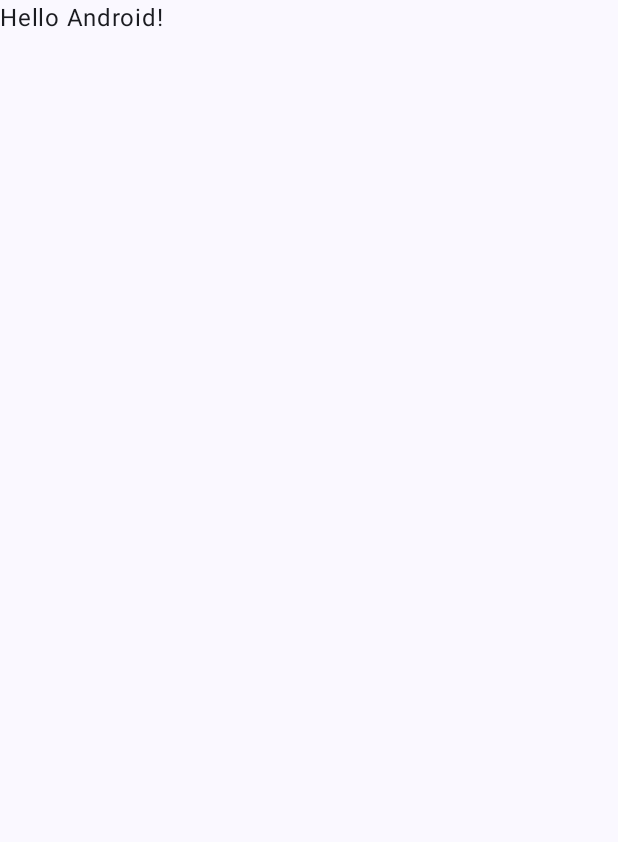
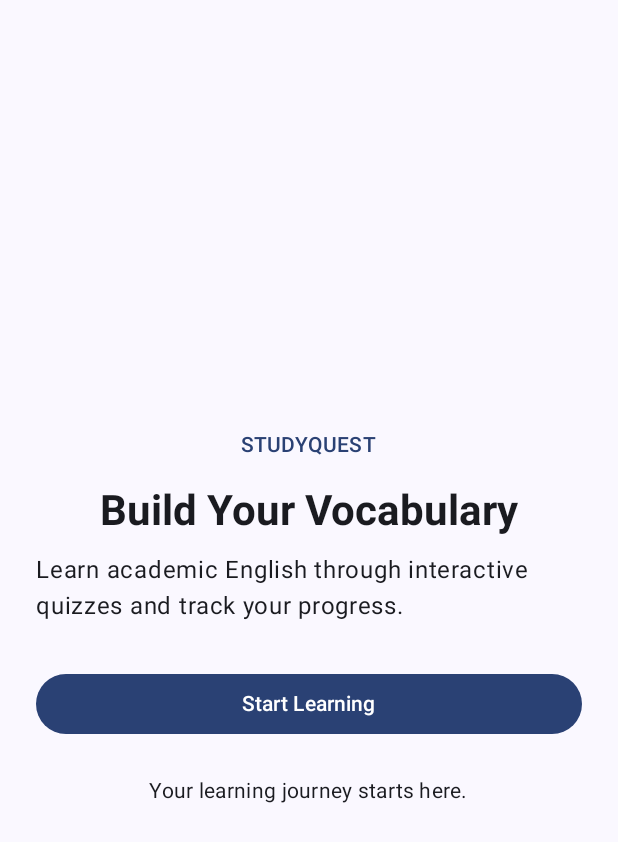
Before and after one commit to Sunghayo/CP3406-StudyQuest, an Android app built with Jetpack Compose: the screen it shows after launch (MainActivity), on a phone screen of 412 x 824 dp. Before the commit the part shown is almost empty. Shown: the top 842 px of the screen. Run offline under Robolectric (Android 15) with nearby library versions, the phone set to English and light mode, and no system bars.

Commit message:
Add StudyQuest landing screen

```diff
--- a/app/src/main/java/com/example/studyquest/MainActivity.kt
+++ b/app/src/main/java/com/example/studyquest/MainActivity.kt
@@ -1,3 +1,4 @@
+
 package com.example.studyquest
 
 import android.os.Bundle
@@ -7,21 +8,28 @@ import androidx.activity.enableEdgeToEdge
 import androidx.compose.foundation.layout.fillMaxSize
 import androidx.compose.foundation.layout.padding
 import androidx.compose.material3.Scaffold
-import androidx.compose.material3.Text
 import androidx.compose.runtime.Composable
 import androidx.compose.ui.Modifier
 import androidx.compose.ui.tooling.preview.Preview
+import com.example.studyquest.ui.home.LandingScreen
 import com.example.studyquest.ui.theme.StudyQuestTheme
 
 class MainActivity : ComponentActivity() {
+
     override fun onCreate(savedInstanceState: Bundle?) {
         super.onCreate(savedInstanceState)
         enableEdgeToEdge()
+
         setContent {
             StudyQuestTheme {
-                Scaffold(modifier = Modifier.fillMaxSize()) { innerPadding ->
-                    Greeting(
-                        name = "Android",
+                Scaffold(
+                    modifier = Modifier.fillMaxSize()
+                ) { innerPadding ->
+
+                    LandingScreen(
+                        onStartLearning = {
+                            // Navigation will be implemented next.
+                        },
                         modifier = Modifier.padding(innerPadding)
                     )
                 }
@@ -30,18 +38,12 @@ class MainActivity : ComponentActivity() {
     }
 }
 
-@Composable
-fun Greeting(name: String, modifier: Modifier = Modifier) {
-    Text(
-        text = "Hello $name!",
-        modifier = modifier
-    )
-}
-
 @Preview(showBackground = true)
 @Composable
-fun GreetingPreview() {
+fun LandingScreenPreview() {
     StudyQuestTheme {
-        Greeting("Android")
+        LandingScreen(
+            onStartLearning = {}
+        )
     }
 }
--- /dev/null
+++ b/app/src/main/java/com/example/studyquest/ui/home/LandingScreen.kt
@@ -0,0 +1,61 @@
+
+package com.example.studyquest.ui.home
+
+import androidx.compose.foundation.layout.*
+import androidx.compose.material3.*
+import androidx.compose.runtime.Composable
+import androidx.compose.ui.Alignment
+import androidx.compose.ui.Modifier
+import androidx.compose.ui.text.font.FontWeight
+import androidx.compose.ui.unit.dp
+
+@Composable
+fun LandingScreen(
+    onStartLearning: () -> Unit,
+    modifier: Modifier = Modifier
+) {
+    Column(
+        modifier = modifier
+            .fillMaxSize()
+            .padding(24.dp),
+        verticalArrangement = Arrangement.Center,
+        horizontalAlignment = Alignment.CenterHorizontally
+    ) {
+        Text(
+            text = "STUDYQUEST",
+            style = MaterialTheme.typography.labelLarge,
+            color = MaterialTheme.colorScheme.primary
+        )
+
+        Spacer(modifier = Modifier.height(16.dp))
+
+        Text(
+            text = "Build Your Vocabulary",
+            style = MaterialTheme.typography.headlineMedium,
+            fontWeight = FontWeight.Bold
+        )
+
+        Spacer(modifier = Modifier.height(12.dp))
+
+        Text(
+            text = "Learn academic English through interactive quizzes and track your progress.",
+            style = MaterialTheme.typography.bodyLarge
+        )
+
+        Spacer(modifier = Modifier.height(32.dp))
+
+        Button(
+            onClick = onStartLearning,
+            modifier = Modifier.fillMaxWidth()
+        ) {
+            Text("Start Learning")
+        }
+
+        Spacer(modifier = Modifier.height(24.dp))
+
+        Text(
+            text = "Your learning journey starts here.",
+            style = MaterialTheme.typography.bodyMedium
+        )
+    }
+}
```
